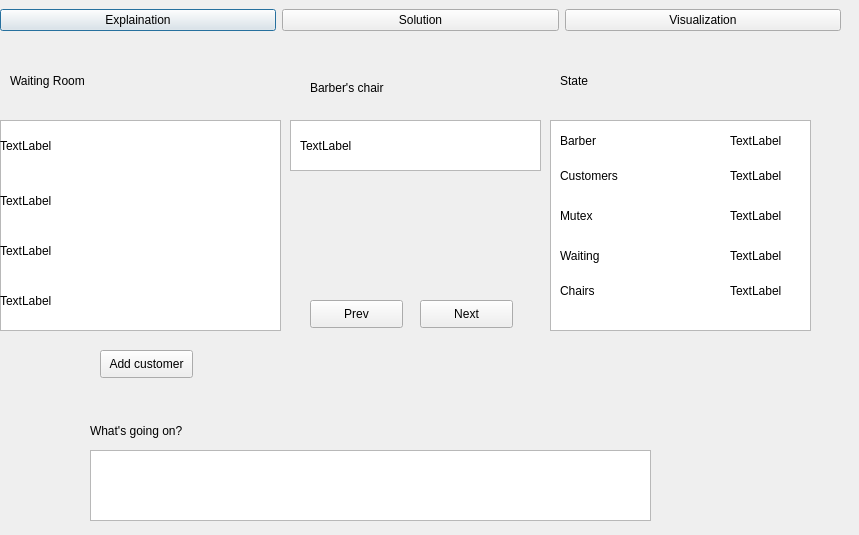
This is gui.ui in trid2912/OS20212 as Qt 5 draws it before an edit. The edited form follows.
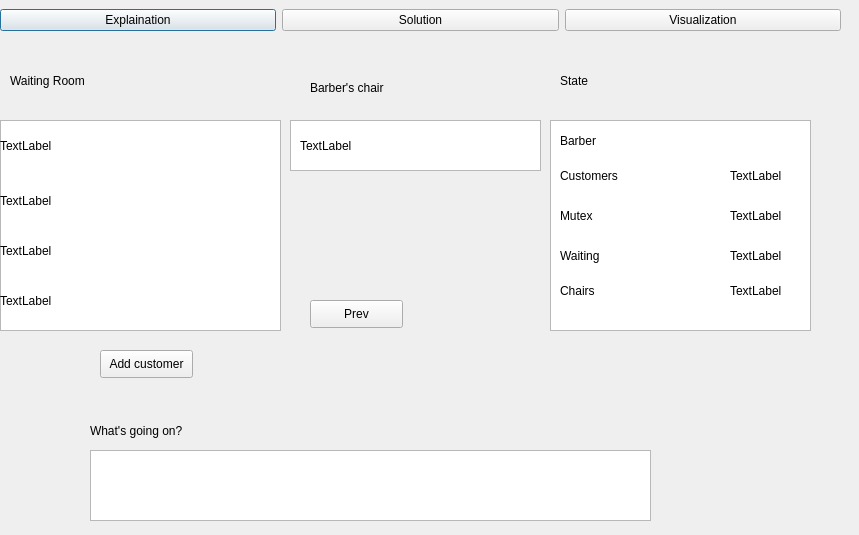
This is the edited form.

```diff
--- a/gui.ui
+++ b/gui.ui
@@ -248,19 +248,6 @@
     <string>Chairs</string>
    </property>
   </widget>
-  <widget class="QLabel" name="barberState">
-   <property name="geometry">
-    <rect>
-     <x>730</x>
-     <y>130</y>
-     <width>55</width>
-     <height>21</height>
-    </rect>
-   </property>
-   <property name="text">
-    <string>TextLabel</string>
-   </property>
-  </widget>
   <widget class="QLabel" name="mutex">
    <property name="geometry">
     <rect>
@@ -323,19 +310,6 @@
     <string>Prev</string>
    </property>
   </widget>
-  <widget class="QPushButton" name="next">
-   <property name="geometry">
-    <rect>
-     <x>420</x>
-     <y>300</y>
-     <width>93</width>
-     <height>28</height>
-    </rect>
-   </property>
-   <property name="text">
-    <string>Next</string>
-   </property>
-  </widget>
   <widget class="QPushButton" name="addCustom">
    <property name="geometry">
     <rect>
```
Left out of the diff: 13 changed lines with no effect on the pictures.
